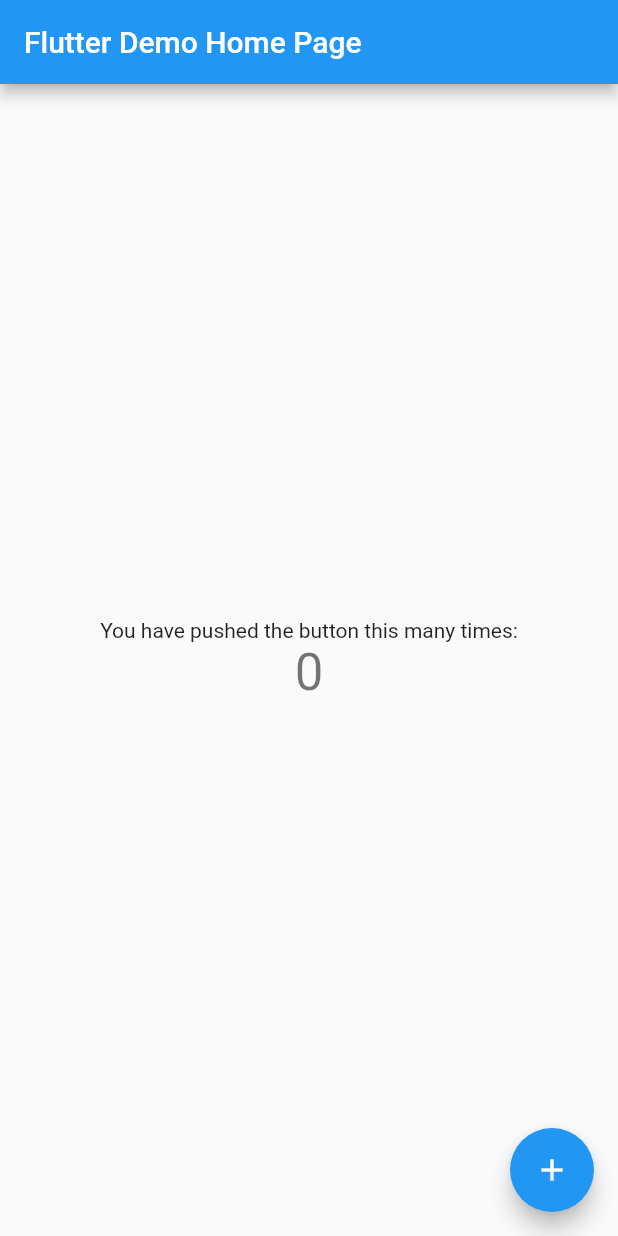
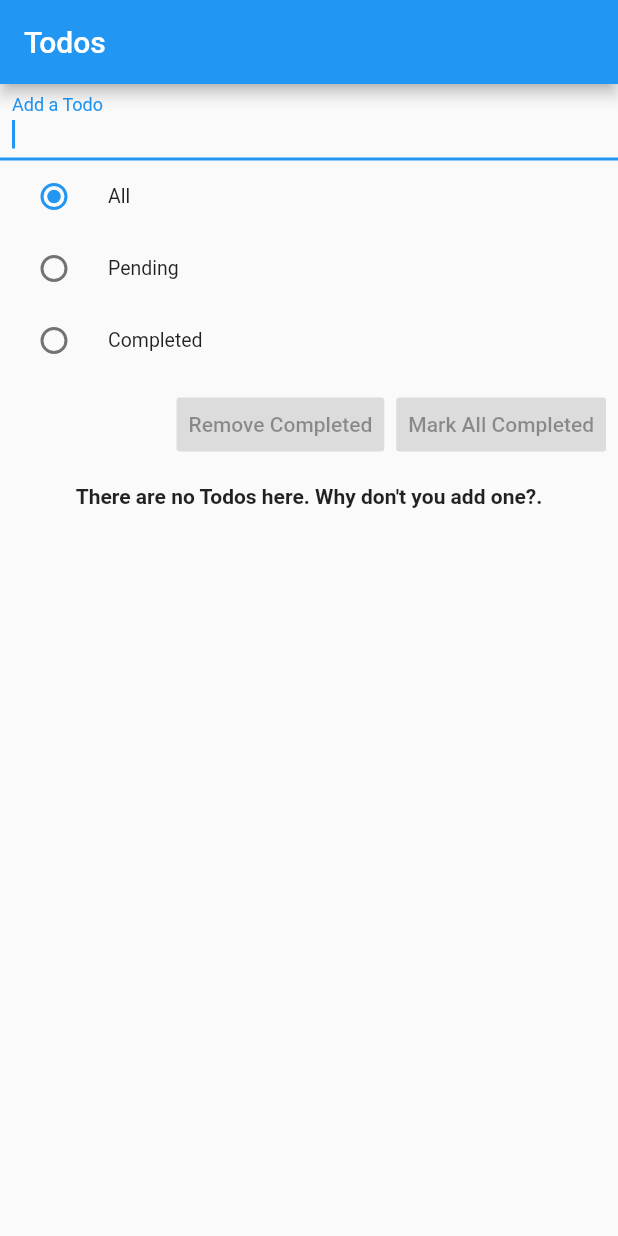
Before and after one commit to Islah-Innovation/flutter_mobx_todos, a Flutter app: the screen it shows after launch, on a phone screen of 412 x 824 dp. Run offline on Flutter 3.47's test engine with Material 2 defaults, Android fonts, the phone set to English and light mode, and no system bars; our stand-ins replace flutter_mobx, mobx; generated files the repository leaves out were written again.

Commit message:
MobX Todos

```diff
--- a/lib/main.dart
+++ b/lib/main.dart
@@ -1,4 +1,5 @@
 import 'package:flutter/material.dart';
+import 'package:flutter_mobx_todos/todo_widgets.dart';
 
 void main() => runApp(MyApp());
 
@@ -7,7 +8,7 @@ class MyApp extends StatelessWidget {
   @override
   Widget build(BuildContext context) {
     return MaterialApp(
-      title: 'Flutter Demo',
+      title: 'MobX Todos',
       theme: ThemeData(
         // This is the theme of your application.
         //
@@ -20,92 +21,7 @@ class MyApp extends StatelessWidget {
         // is not restarted.
         primarySwatch: Colors.blue,
       ),
-      home: MyHomePage(title: 'Flutter Demo Home Page'),
+      home: TodoExample(),
     );
   }
 }
-
-class MyHomePage extends StatefulWidget {
-  MyHomePage({Key key, this.title}) : super(key: key);
-
-  // This widget is the home page of your application. It is stateful, meaning
-  // that it has a State object (defined below) that contains fields that affect
-  // how it looks.
-
-  // This class is the configuration for the state. It holds the values (in this
-  // case the title) provided by the parent (in this case the App widget) and
-  // used by the build method of the State. Fields in a Widget subclass are
-  // always marked "final".
-
-  final String title;
-
-  @override
-  _MyHomePageState createState() => _MyHomePageState();
-}
-
-class _MyHomePageState extends State<MyHomePage> {
-  int _counter = 0;
-
-  void _incrementCounter() {
-    setState(() {
-      // This call to setState tells the Flutter framework that something has
-      // changed in this State, which causes it to rerun the build method below
-      // so that the display can reflect the updated values. If we changed
-      // _counter without calling setState(), then the build method would not be
-      // called again, and so nothing would appear to happen.
-      _counter++;
-    });
-  }
-
-  @override
-  Widget build(BuildContext context) {
-    // This method is rerun every time setState is called, for instance as done
-    // by the _incrementCounter method above.
-    //
-    // The Flutter framework has been optimized to make rerunning build methods
-    // fast, so that you can just rebuild anything that needs updating rather
-    // than having to individually change instances of widgets.
-    return Scaffold(
-      appBar: AppBar(
-        // Here we take the value from the MyHomePage object that was created by
-        // the App.build method, and use it to set our appbar title.
-        title: Text(widget.title),
-      ),
-      body: Center(
-        // Center is a layout widget. It takes a single child and positions it
-        // in the middle of the parent.
-        child: Column(
-          // Column is also layout widget. It takes a list of children and
-          // arranges them vertically. By default, it sizes itself to fit its
-          // children horizontally, and tries to be as tall as its parent.
-          //
-          // Invoke "debug painting" (press "p" in the console, choose the
-          // "Toggle Debug Paint" action from the Flutter Inspector in Android
-          // Studio, or the "Toggle Debug Paint" command in Visual Studio Code)
-          // to see the wireframe for each widget.
-          //
-          // Column has various properties to control how it sizes itself and
-          // how it positions its children. Here we use mainAxisAlignment to
-          // center the children vertically; the main axis here is the vertical
-          // axis because Columns are vertical (the cross axis would be
-          // horizontal).
-          mainAxisAlignment: MainAxisAlignment.center,
-          children: <Widget>[
-            Text(
-              'You have pushed the button this many times:',
-            ),
-            Text(
-              '$_counter',
-              style: Theme.of(context).textTheme.display1,
-            ),
-          ],
-        ),
-      ),
-      floatingActionButton: FloatingActionButton(
-        onPressed: _incrementCounter,
-        tooltip: 'Increment',
-        child: Icon(Icons.add),
-      ), // This trailing comma makes auto-formatting nicer for build methods.
-    );
-  }
-}
--- /dev/null
+++ b/lib/todo.dart
@@ -0,0 +1,21 @@
+import 'package:mobx/mobx.dart';
+
+part 'todo.g.dart';
+
+class Todo = _Todo with _$Todo;
+
+abstract class _Todo implements Store {
+  _Todo(this.description);
+
+  @observable
+  String description = '';
+
+  @observable
+  bool done = false;
+
+  @action
+  // ignore: avoid_positional_boolean_parameters
+  void markDone(bool flag) {
+    done = flag;
+  }
+}
--- /dev/null
+++ b/lib/todo_list.dart
@@ -0,0 +1,94 @@
+import 'package:mobx/mobx.dart';
+import 'package:flutter_mobx_todos/todo.dart';
+
+part 'todo_list.g.dart';
+
+enum VisibilityFilter { all, pending, completed }
+
+class TodoList = _TodoList with _$TodoList;
+
+abstract class _TodoList implements Store {
+  @observable
+  ObservableList<Todo> todos = ObservableList<Todo>();
+
+  @observable
+  VisibilityFilter filter = VisibilityFilter.all;
+
+  @observable
+  String currentDescription = '';
+
+  @computed
+  ObservableList<Todo> get pendingTodos =>
+      ObservableList.of(todos.where((todo) => todo.done != true));
+
+  @computed
+  ObservableList<Todo> get completedTodos =>
+      ObservableList.of(todos.where((todo) => todo.done == true));
+
+  @computed
+  bool get hasCompletedTodos => completedTodos.isNotEmpty;
+
+  @computed
+  bool get hasPendingTodos => pendingTodos.isNotEmpty;
+
+  @computed
+  String get itemsDescription {
+    if (todos.isEmpty) {
+      return "There are no Todos here. Why don't you add one?.";
+    }
+
+    final suffix = pendingTodos.length == 1 ? 'todo' : 'todos';
+    return '${pendingTodos.length} pending $suffix, ${completedTodos.length} completed';
+  }
+
+  @computed
+  ObservableList<Todo> get visibleTodos {
+    switch (filter) {
+      case VisibilityFilter.pending:
+        return pendingTodos;
+      case VisibilityFilter.completed:
+        return completedTodos;
+      default:
+        return todos;
+    }
+  }
+
+  @computed
+  bool get canRemoveAllCompleted =>
+      hasCompletedTodos && filter != VisibilityFilter.pending;
+
+  @computed
+  bool get canMarkAllCompleted =>
+      hasPendingTodos && filter != VisibilityFilter.completed;
+
+  @action
+  void addTodo(String description) {
+    final todo = Todo(description);
+    todos.add(todo);
+    currentDescription = '';
+  }
+
+  @action
+  void removeTodo(Todo todo) {
+    todos.removeWhere((x) => x == todo);
+  }
+
+  @action
+  void changeDescription(String description) =>
+      currentDescription = description;
+
+  @action
+  void changeFilter(VisibilityFilter filter) => this.filter = filter;
+
+  @action
+  void removeCompleted() {
+    todos.removeWhere((todo) => todo.done);
+  }
+
+  @action
+  void markAllAsCompleted() {
+    for (final todo in todos) {
+      todo.done = true;
+    }
+  }
+}
--- /dev/null
+++ b/lib/todo_widgets.dart
@@ -0,0 +1,156 @@
+import 'package:flutter/material.dart';
+import 'package:flutter_mobx/flutter_mobx.dart';
+
+import 'todo_list.dart';
+
+class TodoExample extends StatefulWidget {
+  const TodoExample();
+
+  @override
+  TodoExampleState createState() => TodoExampleState();
+}
+
+class TodoExampleState extends State<TodoExample> {
+  final TodoList list = TodoList();
+
+  @override
+  Widget build(BuildContext context) => Scaffold(
+      appBar: AppBar(
+        title: const Text('Todos'),
+      ),
+      body: Column(
+        children: <Widget>[
+          AddTodo(list: list),
+          ActionBar(list: list),
+          Description(list: list),
+          TodoListView(list: list)
+        ],
+      ));
+}
+
+class Description extends StatelessWidget {
+  const Description({this.list});
+
+  final TodoList list;
+
+  @override
+  Widget build(BuildContext context) => Observer(
+      builder: (_) => Padding(
+          padding: const EdgeInsets.all(8),
+          child: Text(
+            list.itemsDescription,
+            style: const TextStyle(fontWeight: FontWeight.bold),
+          )));
+}
+
+class TodoListView extends StatelessWidget {
+  const TodoListView({@required this.list});
+
+  final TodoList list;
+
+  @override
+  Widget build(BuildContext context) => Observer(
+      builder: (_) => Flexible(
+            child: ListView.builder(
+                itemCount: list.visibleTodos.length,
+                itemBuilder: (_, index) {
+                  final todo = list.visibleTodos[index];
+                  return Observer(
+                      builder: (_) => CheckboxListTile(
+                            controlAffinity: ListTileControlAffinity.leading,
+                            value: todo.done,
+                            onChanged: todo.markDone,
+                            title: Row(
+                              children: <Widget>[
+                                Expanded(
+                                    child: Text(
+                                  todo.description,
+                                  overflow: TextOverflow.ellipsis,
+                                )),
+                                IconButton(
+                                  icon: const Icon(Icons.delete),
+                                  onPressed: () => list.removeTodo(todo),
+                                )
+                              ],
+                            ),
+                          ));
+                }),
+          ));
+}
+
+class ActionBar extends StatelessWidget {
+  const ActionBar({@required this.list});
+
+  final TodoList list;
+
+  @override
+  Widget build(BuildContext context) => Column(children: <Widget>[
+        Observer(
+          builder: (_) => Column(
+                children: <Widget>[
+                  RadioListTile(
+                      dense: true,
+                      title: const Text('All'),
+                      value: VisibilityFilter.all,
+                      groupValue: list.filter,
+                      onChanged: list.changeFilter),
+                  RadioListTile(
+                      dense: true,
+                      title: const Text('Pending'),
+                      value: VisibilityFilter.pending,
+                      groupValue: list.filter,
+                      onChanged: list.changeFilter),
+                  RadioListTile(
+                      dense: true,
+                      title: const Text('Completed'),
+                      value: VisibilityFilter.completed,
+                      groupValue: list.filter,
+                      onChanged: list.changeFilter),
+                ],
+              ),
+        ),
+        Observer(
+            builder: (_) => ButtonBar(
+                  children: <Widget>[
+                    RaisedButton(
+                      child: const Text('Remove Completed'),
+                      onPressed: list.canRemoveAllCompleted
+                          ? list.removeCompleted
+                          : null,
+                    ),
+                    RaisedButton(
+                      child: const Text('Mark All Completed'),
+                      onPressed: list.canMarkAllCompleted
+                          ? list.markAllAsCompleted
+                          : null,
+                    )
+                  ],
+                ))
+      ]);
+}
+
+class AddTodo extends StatelessWidget {
+  AddTodo({@required this.list});
+
+  final TodoList list;
+  final _textController = TextEditingController(text: '');
+
+  @override
+  Widget build(BuildContext context) => TextField(
+        autofocus: true,
+        decoration: const InputDecoration(
+            labelText: 'Add a Todo', contentPadding: EdgeInsets.all(8)),
+        controller: _textController,
+        onChanged: _onTextChanged,
+        onSubmitted: _onTextSubmitted,
+      );
+
+  void _onTextChanged(String newValue) {
+    list.changeDescription(newValue);
+  }
+
+  void _onTextSubmitted(String value) {
+    list.addTodo(value);
+    _textController.clear();
+  }
+}
```
Also changed, not shown: pubspec.yaml (+11 -43 lines), lib/todo.g.dart (added), lib/todo_list.g.dart (added), pubspec.lock, 1 other file.
